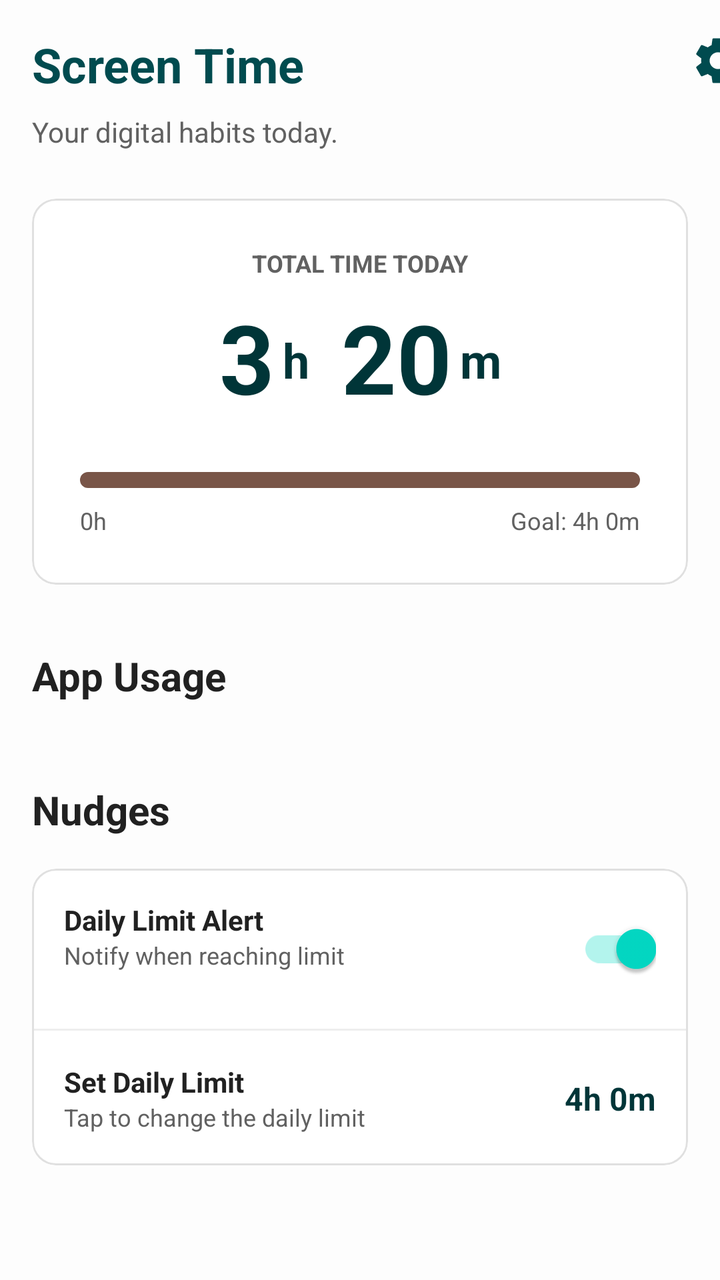
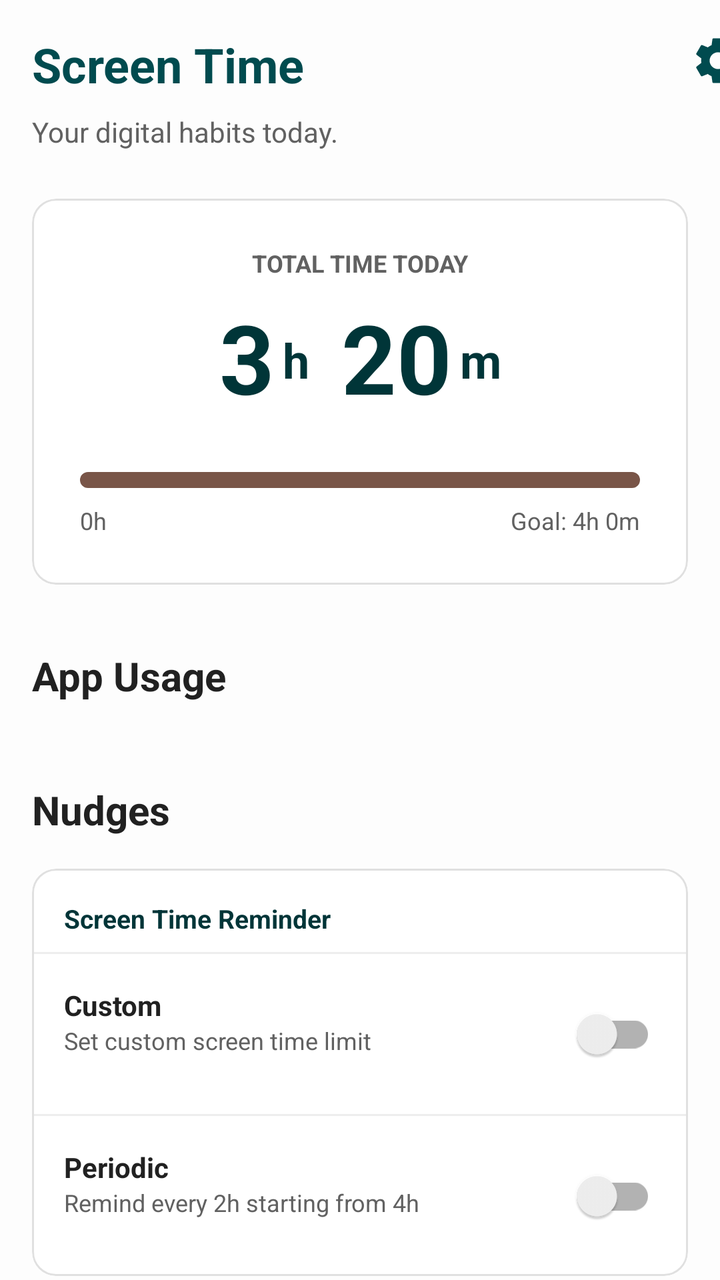

The first picture is an Android layout as it rendered before a commit; the second is the same layout after the commit. The layout source and the unified diff follow.
<!-- AndroidManifest.xml: application theme Theme.Mdpproject -->
<!-- res/layout/fragment_screen_time.xml -->
<?xml version="1.0" encoding="utf-8"?>
<androidx.core.widget.NestedScrollView xmlns:android="http://schemas.android.com/apk/res/android"
    xmlns:app="http://schemas.android.com/apk/res-auto"
    xmlns:tools="http://schemas.android.com/tools"
    android:layout_width="match_parent"
    android:layout_height="match_parent"
    android:background="#FDFDFD">

    <androidx.constraintlayout.widget.ConstraintLayout
        android:layout_width="match_parent"
        android:layout_height="wrap_content"
        android:paddingBottom="24dp">

        

        
        <TextView
            android:id="@+id/tvSubtitle"
            android:layout_width="wrap_content"
            android:layout_height="wrap_content"
            android:layout_marginStart="16dp"
            android:layout_marginTop="8dp"
            android:text="Your digital habits today."
            android:textColor="#616161"
            android:textSize="14sp"
            app:layout_constraintStart_toStartOf="parent"
            app:layout_constraintTop_toBottomOf="@+id/tvTitle" />

        <com.google.android.material.card.MaterialCardView
            android:id="@+id/cardMain"
            android:layout_width="match_parent"
            android:layout_height="wrap_content"
            android:layout_marginHorizontal="16dp"
            android:layout_marginTop="24dp"
            app:cardBackgroundColor="@color/white"
            app:cardCornerRadius="12dp"
            app:cardElevation="0dp"
            app:layout_constraintTop_toBottomOf="@id/tvSubtitle"
            app:strokeColor="#E0E0E0"
            app:strokeWidth="1dp">

            <androidx.constraintlayout.widget.ConstraintLayout
                android:layout_width="match_parent"
                android:layout_height="wrap_content"
                android:padding="24dp">

                <TextView
                    android:id="@+id/tvTotalTimeLabel"
                    android:layout_width="wrap_content"
                    android:layout_height="wrap_content"
                    android:text="TOTAL TIME TODAY"
                    android:textColor="#616161"
                    android:textSize="12sp"
                    android:textStyle="bold"
                    app:layout_constraintEnd_toEndOf="parent"
                    app:layout_constraintStart_toStartOf="parent"
                    app:layout_constraintTop_toTopOf="parent" />

                <LinearLayout
                    android:id="@+id/layoutTime"
                    android:layout_width="wrap_content"
                    android:layout_height="wrap_content"
                    android:layout_marginTop="8dp"
                    android:gravity="bottom"
                    android:orientation="horizontal"
                    app:layout_constraintEnd_toEndOf="parent"
                    app:layout_constraintStart_toStartOf="parent"
                    app:layout_constraintTop_toBottomOf="@id/tvTotalTimeLabel">

                    <TextView
                        android:layout_width="wrap_content"
                        android:layout_height="wrap_content"
                        android:text="3"
                        android:textColor="#003538"
                        android:textSize="48sp"
                        android:textStyle="bold" />

                    <TextView
                        android:layout_width="wrap_content"
                        android:layout_height="wrap_content"
                        android:layout_marginStart="4dp"
                        android:layout_marginBottom="8dp"
                        android:text="h"
                        android:textColor="#003538"
                        android:textSize="24sp"
                        android:textStyle="bold" />

                    <TextView
                        android:layout_width="wrap_content"
                        android:layout_height="wrap_content"
                        android:layout_marginStart="16dp"
                        android:text="20"
                        android:textColor="#003538"
                        android:textSize="48sp"
                        android:textStyle="bold" />

                    <TextView
                        android:layout_width="wrap_content"
                        android:layout_height="wrap_content"
                        android:layout_marginStart="4dp"
                        android:layout_marginBottom="8dp"
                        android:text="m"
                        android:textColor="#003538"
                        android:textSize="24sp"
                        android:textStyle="bold" />
                </LinearLayout>

                <com.google.android.material.progressindicator.LinearProgressIndicator
                    android:id="@+id/progressTotal"
                    android:layout_width="match_parent"
                    android:layout_height="wrap_content"
                    android:layout_marginTop="24dp"
                    android:progress="83"
                    app:indicatorColor="#003538"
                    app:layout_constraintTop_toBottomOf="@id/layoutTime"
                    app:trackColor="#795548"
                    app:trackCornerRadius="4dp"
                    app:trackThickness="8dp" />

                <TextView
                    android:layout_width="wrap_content"
                    android:layout_height="wrap_content"
                    android:layout_marginTop="8dp"
                    android:text="0h"
                    android:textColor="#616161"
                    android:textSize="12sp"
                    app:layout_constraintStart_toStartOf="parent"
                    app:layout_constraintTop_toBottomOf="@id/progressTotal" />

                <TextView
                    android:id="@+id/tvGoalLabel"
                    android:layout_width="wrap_content"
                    android:layout_height="wrap_content"
                    android:layout_marginTop="8dp"
                    android:text="Goal: 4h 0m"
                    android:textColor="#616161"
                    android:textSize="12sp"
                    app:layout_constraintEnd_toEndOf="parent"
                    app:layout_constraintTop_toBottomOf="@id/progressTotal" />

            </androidx.constraintlayout.widget.ConstraintLayout>
        </com.google.android.material.card.MaterialCardView>

        
        <TextView
            android:id="@+id/tvCategoriesTitle"
            android:layout_width="wrap_content"
            android:layout_height="wrap_content"
            android:layout_marginStart="16dp"
            android:layout_marginTop="32dp"
            android:text="App Usage"
            android:textColor="#212121"
            android:textSize="20sp"
            android:textStyle="bold"
            app:layout_constraintStart_toStartOf="parent"
            app:layout_constraintTop_toBottomOf="@id/cardMain" />

        <androidx.recyclerview.widget.RecyclerView
            android:id="@+id/rvAppUsage"
            android:layout_width="match_parent"
            android:layout_height="wrap_content"
            android:layout_marginTop="8dp"
            android:nestedScrollingEnabled="false"
            app:layout_constraintTop_toBottomOf="@id/tvCategoriesTitle" />

        
        <TextView
            android:id="@+id/tvNudgesTitle"
            android:layout_width="wrap_content"
            android:layout_height="wrap_content"
            android:layout_marginStart="16dp"
            android:layout_marginTop="32dp"
            android:text="Nudges"
            android:textColor="#212121"
            android:textSize="20sp"
            android:textStyle="bold"
            app:layout_constraintStart_toStartOf="parent"
            app:layout_constraintTop_toBottomOf="@id/rvAppUsage" />

        <com.google.android.material.card.MaterialCardView
            android:layout_width="match_parent"
            android:layout_height="wrap_content"
            android:layout_marginHorizontal="16dp"
            android:layout_marginTop="16dp"
            app:cardBackgroundColor="@color/white"
            app:cardCornerRadius="12dp"
            app:cardElevation="0dp"
            app:layout_constraintTop_toBottomOf="@id/tvNudgesTitle"
            app:strokeColor="#E0E0E0"
            app:strokeWidth="1dp">

            <LinearLayout
                android:layout_width="match_parent"
                android:layout_height="wrap_content"
                android:divider="@drawable/divider_line"
                android:orientation="vertical"
                android:showDividers="middle">

                
                <androidx.constraintlayout.widget.ConstraintLayout
                    android:layout_width="match_parent"
                    android:layout_height="wrap_content"
                    android:padding="16dp">

                    <TextView
                        android:id="@+id/tvNudge1Title"
                        android:layout_width="0dp"
                        android:layout_height="wrap_content"
                        android:text="Daily Limit Alert"
                        android:textColor="#212121"
                        android:textSize="14sp"
                        android:textStyle="bold"
                        app:layout_constraintEnd_toStartOf="@id/switchNudge1"
                        app:layout_constraintStart_toStartOf="parent"
                        app:layout_constraintTop_toTopOf="parent" />

                    <TextView
                        android:id="@+id/tvNudge1Subtitle"
                        android:layout_width="0dp"
                        android:layout_height="wrap_content"
                        android:text="Notify when reaching limit"
                        android:textColor="#616161"
                        android:textSize="12sp"
                        app:layout_constraintEnd_toStartOf="@id/switchNudge1"
                        app:layout_constraintStart_toStartOf="parent"
                        app:layout_constraintTop_toBottomOf="@id/tvNudge1Title" />

                    <androidx.appcompat.widget.SwitchCompat
                        android:id="@+id/switchNudge1"
                        android:layout_width="wrap_content"
                        android:layout_height="wrap_content"
                        android:checked="true"
                        app:layout_constraintBottom_toBottomOf="parent"
                        app:layout_constraintEnd_toEndOf="parent"
                        app:layout_constraintTop_toTopOf="parent" />
                </androidx.constraintlayout.widget.ConstraintLayout>

                
                <androidx.constraintlayout.widget.ConstraintLayout
                    android:id="@+id/layoutSetLimit"
                    android:layout_width="match_parent"
                    android:layout_height="wrap_content"
                    android:background="?attr/selectableItemBackground"
                    android:padding="16dp">

                    <TextView
                        android:id="@+id/tvSetLimitTitle"
                        android:layout_width="0dp"
                        android:layout_height="wrap_content"
                        android:text="Set Daily Limit"
                        android:textColor="#212121"
                        android:textSize="14sp"
                        android:textStyle="bold"
                        app:layout_constraintEnd_toStartOf="@id/tvLimitValue"
                        app:layout_constraintStart_toStartOf="parent"
                        app:layout_constraintTop_toTopOf="parent" />

                    <TextView
                        android:layout_width="0dp"
                        android:layout_height="wrap_content"
                        android:text="Tap to change the daily limit"
                        android:textColor="#616161"
                        android:textSize="12sp"
                        app:layout_constraintEnd_toStartOf="@id/tvLimitValue"
                        app:layout_constraintStart_toStartOf="parent"
                        app:layout_constraintTop_toBottomOf="@id/tvSetLimitTitle" />

                    <TextView
                        android:id="@+id/tvLimitValue"
                        android:layout_width="wrap_content"
                        android:layout_height="wrap_content"
                        android:text="4h 0m"
                        android:textColor="#003538"
                        android:textSize="16sp"
                        android:textStyle="bold"
                        app:layout_constraintBottom_toBottomOf="parent"
                        app:layout_constraintEnd_toEndOf="parent"
                        app:layout_constraintTop_toTopOf="parent" />
                </androidx.constraintlayout.widget.ConstraintLayout>

            </LinearLayout>
        </com.google.android.material.card.MaterialCardView>

        <ImageView
            android:id="@+id/btnPermission"
            android:layout_width="28dp"
            android:layout_height="28dp"
            android:layout_marginStart="202dp"
            android:layout_marginBottom="4dp"
            android:contentDescription="@string/permission_settings"
            android:src="@drawable/ic_settings"
            app:layout_constraintBottom_toBottomOf="@+id/tvTitle"
            app:layout_constraintEnd_toEndOf="parent"
            app:layout_constraintHorizontal_bias="0.428"
            app:layout_constraintStart_toEndOf="@+id/tvTitle"
            app:tint="#004B4F" />

        <TextView
            android:id="@+id/tvTitle"
            android:layout_width="wrap_content"
            android:layout_height="wrap_content"
            android:layout_marginStart="16dp"
            android:layout_marginTop="16dp"
            android:text="Screen Time"
            android:textColor="#004B4F"
            android:textSize="24sp"
            android:textStyle="bold"
            app:layout_constraintStart_toStartOf="parent"
            app:layout_constraintTop_toTopOf="parent" />

    </androidx.constraintlayout.widget.ConstraintLayout>
</androidx.core.widget.NestedScrollView>
<!-- resources referenced by this layout -->
<resources>
  <color name="white">#FFFFFFFF</color>
  <!-- drawable divider_line (drawable) -->
  <?xml version="1.0" encoding="utf-8"?>
  <shape xmlns:android="http://schemas.android.com/apk/res/android"
      android:shape="rectangle">
      <size android:height="1dp" />
      <solid android:color="#EEEEEE" />
  </shape>
  <!-- drawable ic_settings (drawable) -->
  <vector xmlns:android="http://schemas.android.com/apk/res/android"
      android:width="24dp"
      android:height="24dp"
      android:viewportWidth="24"
      android:viewportHeight="24">
      <path
          android:fillColor="#000000"
          android:pathData="M19.14,12.94c0.04,-0.3 0.06,-0.61 0.06,-0.94c0,-0.32 -0.02,-0.64 -0.07,-0.94l2.03,-1.58c0.18,-0.14 0.23,-0.41 0.12,-0.61l-1.92,-3.32c-0.12,-0.22 -0.37,-0.29 -0.59,-0.22l-2.39,0.96c-0.5,-0.38 -1.03,-0.7 -1.62,-0.94L14.4,2.81c-0.04,-0.24 -0.24,-0.41 -0.48,-0.41h-3.84c-0.24,0 -0.43,0.17 -0.47,0.41L9.25,5.35C8.66,5.59 8.12,5.92 7.63,6.29L5.24,5.33c-0.22,-0.08 -0.47,0 -0.59,0.22L2.74,8.87C2.62,9.08 2.66,9.34 2.84,9.48l2.03,1.58C4.82,11.36 4.8,11.68 4.8,12c0,0.32 0.02,0.64 0.07,0.94l-2.03,1.58c-0.18,0.14 -0.23,0.41 -0.12,0.61l1.92,3.32c0.12,0.22 0.37,0.29 0.59,0.22l2.39,-0.96c0.5,0.38 1.03,0.7 1.62,0.94l0.36,2.54c0.05,0.24 0.24,0.41 0.48,0.41h3.84c0.24,0 0.44,-0.17 0.47,-0.41l0.36,-2.54c0.59,-0.24 1.13,-0.56 1.62,-0.94l2.39,0.96c0.22,0.08 0.47,0 0.59,-0.22l1.92,-3.32c0.12,-0.22 0.07,-0.47 -0.12,-0.61L19.14,12.94zM12,15.6c-1.98,0 -3.6,-1.62 -3.6,-3.6s1.62,-3.6 3.6,-3.6s3.6,1.62 3.6,3.6S13.98,15.6 12,15.6z" />
  </vector>
  <string name="permission_settings">Permission Settings</string>
  <style name="Theme.Mdpproject" parent="Theme.MaterialComponents.Light.NoActionBar">
          
          <item name="colorPrimary">@color/purple_500</item>
          <item name="colorPrimaryVariant">@color/purple_700</item>
          <item name="colorOnPrimary">@color/white</item>
          
          <item name="colorSecondary">@color/teal_200</item>
          <item name="colorSecondaryVariant">@color/teal_700</item>
          <item name="colorOnSecondary">@color/black</item>
          
          <item name="android:statusBarColor">?attr/colorPrimaryVariant</item>
          
      </style>
  <color name="purple_500">#FF6200EE</color>
  <color name="purple_700">#FF3700B3</color>
  <color name="teal_200">#FF03DAC5</color>
  <color name="teal_700">#FF018786</color>
  <color name="black">#FF000000</color>
</resources>

<!-- the commit's change to res/layout/fragment_screen_time.xml (unified diff, before → after) -->
@@ -178,6 +178,7 @@
             app:layout_constraintTop_toBottomOf="@id/rvAppUsage" />
 
         <com.google.android.material.card.MaterialCardView
+            android:id="@+id/cardNudges"
             android:layout_width="match_parent"
             android:layout_height="wrap_content"
             android:layout_marginHorizontal="16dp"
@@ -197,39 +198,50 @@
                 android:showDividers="middle">
 
                 
+                <TextView
+                    android:layout_width="match_parent"
+                    android:layout_height="wrap_content"
+                    android:paddingHorizontal="16dp"
+                    android:paddingTop="16dp"
+                    android:paddingBottom="8dp"
+                    android:text="@string/nudge_screen_time_reminder"
+                    android:textColor="#003538"
+                    android:textSize="13sp"
+                    android:textStyle="bold" />
+
+                
                 <androidx.constraintlayout.widget.ConstraintLayout
                     android:layout_width="match_parent"
                     android:layout_height="wrap_content"
                     android:padding="16dp">
 
                     <TextView
-                        android:id="@+id/tvNudge1Title"
-                        android:layout_width="0dp"
-                        android:layout_height="wrap_content"
-                        android:text="Daily Limit Alert"
+                        android:id="@+id/tvCustomTitle"
+                        android:layout_width="0dp"
+                        android:layout_height="wrap_content"
+                        android:text="@string/nudge_custom"
                         android:textColor="#212121"
                         android:textSize="14sp"
                         android:textStyle="bold"
-                        app:layout_constraintEnd_toStartOf="@id/switchNudge1"
-                        app:layout_constraintStart_toStartOf="parent"
-                        app:layout_constraintTop_toTopOf="parent" />
-
-                    <TextView
-                        android:id="@+id/tvNudge1Subtitle"
-                        android:layout_width="0dp"
-                        android:layout_height="wrap_content"
-                        android:text="Notify when reaching limit"
+                        app:layout_constraintEnd_toStartOf="@id/switchCustom"
+                        app:layout_constraintStart_toStartOf="parent"
+                        app:layout_constraintTop_toTopOf="parent" />
+
+                    <TextView
+                        android:id="@+id/tvCustomSubtitle"
+                        android:layout_width="0dp"
+                        android:layout_height="wrap_content"
+                        android:text="@string/nudge_custom_subtitle"
                         android:textColor="#616161"
                         android:textSize="12sp"
-                        app:layout_constraintEnd_toStartOf="@id/switchNudge1"
-                        app:layout_constraintStart_toStartOf="parent"
-                        app:layout_constraintTop_toBottomOf="@id/tvNudge1Title" />
+                        app:layout_constraintEnd_toStartOf="@id/switchCustom"
+                        app:layout_constraintStart_toStartOf="parent"
+                        app:layout_constraintTop_toBottomOf="@id/tvCustomTitle" />
 
                     <androidx.appcompat.widget.SwitchCompat
-                        android:id="@+id/switchNudge1"
-                        android:layout_width="wrap_content"
-                        android:layout_height="wrap_content"
-                        android:checked="true"
+                        android:id="@+id/switchCustom"
+                        android:layout_width="wrap_content"
+                        android:layout_height="wrap_content"
                         app:layout_constraintBottom_toBottomOf="parent"
                         app:layout_constraintEnd_toEndOf="parent"
                         app:layout_constraintTop_toTopOf="parent" />
@@ -241,13 +253,14 @@
                     android:layout_width="match_parent"
                     android:layout_height="wrap_content"
                     android:background="?attr/selectableItemBackground"
-                    android:padding="16dp">
+                    android:padding="16dp"
+                    android:visibility="gone">
 
                     <TextView
                         android:id="@+id/tvSetLimitTitle"
                         android:layout_width="0dp"
                         android:layout_height="wrap_content"
-                        android:text="Set Daily Limit"
+                        android:text="@string/nudge_set_limit"
                         android:textColor="#212121"
                         android:textSize="14sp"
                         android:textStyle="bold"
@@ -258,7 +271,7 @@
                     <TextView
                         android:layout_width="0dp"
                         android:layout_height="wrap_content"
-                        android:text="Tap to change the daily limit"
+                        android:text="@string/nudge_set_limit_subtitle"
                         android:textColor="#616161"
                         android:textSize="12sp"
                         app:layout_constraintEnd_toStartOf="@id/tvLimitValue"
@@ -273,6 +286,44 @@
                         android:textColor="#003538"
                         android:textSize="16sp"
                         android:textStyle="bold"
+                        app:layout_constraintBottom_toBottomOf="parent"
+                        app:layout_constraintEnd_toEndOf="parent"
+                        app:layout_constraintTop_toTopOf="parent" />
+                </androidx.constraintlayout.widget.ConstraintLayout>
+
+                
+                <androidx.constraintlayout.widget.ConstraintLayout
+                    android:layout_width="match_parent"
+                    android:layout_height="wrap_content"
+                    android:padding="16dp">
+
+                    <TextView
+                        android:id="@+id/tvPeriodicTitle"
+                        android:layout_width="0dp"
+                        android:layout_height="wrap_content"
+                        android:text="@string/nudge_periodic"
+                        android:textColor="#212121"
+                        android:textSize="14sp"
+                        android:textStyle="bold"
+                        app:layout_constraintEnd_toStartOf="@id/switchPeriodic"
+                        app:layout_constraintStart_toStartOf="parent"
+                        app:layout_constraintTop_toTopOf="parent" />
+
+                    <TextView
+                        android:id="@+id/tvPeriodicSubtitle"
+                        android:layout_width="0dp"
+                        android:layout_height="wrap_content"
+                        android:text="@string/nudge_periodic_subtitle"
+                        android:textColor="#616161"
+                        android:textSize="12sp"
+                        app:layout_constraintEnd_toStartOf="@id/switchPeriodic"
+                        app:layout_constraintStart_toStartOf="parent"
+                        app:layout_constraintTop_toBottomOf="@id/tvPeriodicTitle" />
+
+                    <androidx.appcompat.widget.SwitchCompat
+                        android:id="@+id/switchPeriodic"
+                        android:layout_width="wrap_content"
+                        android:layout_height="wrap_content"
                         app:layout_constraintBottom_toBottomOf="parent"
                         app:layout_constraintEnd_toEndOf="parent"
                         app:layout_constraintTop_toTopOf="parent" />
<!-- resource entries referenced after the edit -->
@@ -18,6 +18,13 @@
           android:fillColor="#000000"
           android:pathData="M19.14,12.94c0.04,-0.3 0.06,-0.61 0.06,-0.94c0,-0.32 -0.02,-0.64 -0.07,-0.94l2.03,-1.58c0.18,-0.14 0.23,-0.41 0.12,-0.61l-1.92,-3.32c-0.12,-0.22 -0.37,-0.29 -0.59,-0.22l-2.39,0.96c-0.5,-0.38 -1.03,-0.7 -1.62,-0.94L14.4,2.81c-0.04,-0.24 -0.24,-0.41 -0.48,-0.41h-3.84c-0.24,0 -0.43,0.17 -0.47,0.41L9.25,5.35C8.66,5.59 8.12,5.92 7.63,6.29L5.24,5.33c-0.22,-0.08 -0.47,0 -0.59,0.22L2.74,8.87C2.62,9.08 2.66,9.34 2.84,9.48l2.03,1.58C4.82,11.36 4.8,11.68 4.8,12c0,0.32 0.02,0.64 0.07,0.94l-2.03,1.58c-0.18,0.14 -0.23,0.41 -0.12,0.61l1.92,3.32c0.12,0.22 0.37,0.29 0.59,0.22l2.39,-0.96c0.5,0.38 1.03,0.7 1.62,0.94l0.36,2.54c0.05,0.24 0.24,0.41 0.48,0.41h3.84c0.24,0 0.44,-0.17 0.47,-0.41l0.36,-2.54c0.59,-0.24 1.13,-0.56 1.62,-0.94l2.39,0.96c0.22,0.08 0.47,0 0.59,-0.22l1.92,-3.32c0.12,-0.22 0.07,-0.47 -0.12,-0.61L19.14,12.94zM12,15.6c-1.98,0 -3.6,-1.62 -3.6,-3.6s1.62,-3.6 3.6,-3.6s3.6,1.62 3.6,3.6S13.98,15.6 12,15.6z" />
   </vector>
+  <string name="nudge_custom">Custom</string>
+  <string name="nudge_custom_subtitle">Set custom screen time limit</string>
+  <string name="nudge_periodic">Periodic</string>
+  <string name="nudge_periodic_subtitle">Remind every 2h starting from 4h</string>
+  <string name="nudge_screen_time_reminder">Screen Time Reminder</string>
+  <string name="nudge_set_limit">Set Reminder Limit</string>
+  <string name="nudge_set_limit_subtitle">Tap to change the reminder threshold</string>
   <string name="permission_settings">Permission Settings</string>
   <style name="Theme.Mdpproject" parent="Theme.MaterialComponents.Light.NoActionBar">
           
